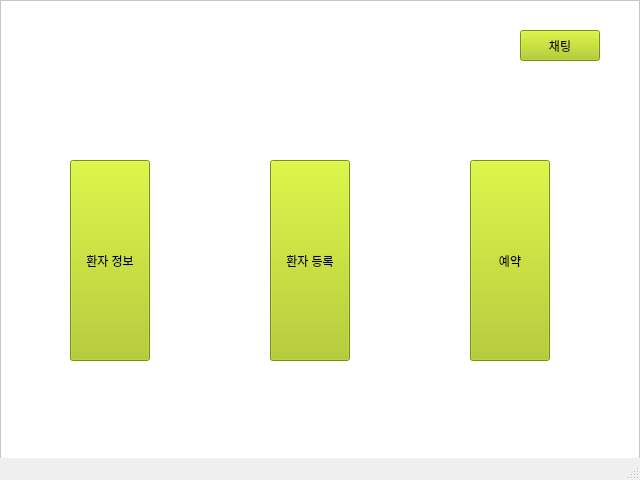
This is Dentix/mainwindow.ui in sueun-jo/2ndmini_dentix as Qt 5 draws it before an edit. The edited form follows.
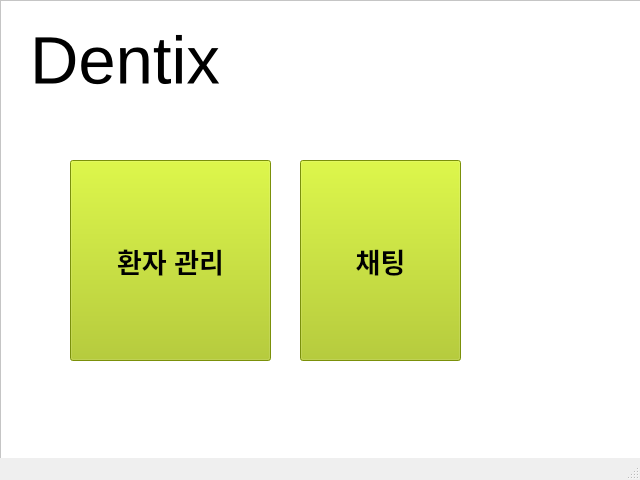
This is the edited form.

Commit message: 환자관리, 채팅페이지 구현

```diff
--- a/Dentix/mainwindow.ui
+++ b/Dentix/mainwindow.ui
@@ -22,10 +22,15 @@
      <rect>
       <x>0</x>
       <y>0</y>
-      <width>640</width>
+      <width>642</width>
       <height>480</height>
      </rect>
     </property>
+    <property name="font">
+     <font>
+      <pointsize>50</pointsize>
+     </font>
+    </property>
     <property name="styleSheet">
      <string notr="true">background: white</string>
     </property>
@@ -40,57 +45,37 @@
       <rect>
        <x>70</x>
        <y>160</y>
-       <width>80</width>
+       <width>201</width>
        <height>201</height>
       </rect>
      </property>
-     <property name="styleSheet">
-      <string notr="true">background: #acc90e</string>
+     <property name="font">
+      <font>
+       <pointsize>20</pointsize>
+       <bold>true</bold>
+      </font>
      </property>
-     <property name="text">
-      <string>환자 정보</string>
-     </property>
-    </widget>
-    <widget class="QPushButton" name="newPatient">
-     <property name="geometry">
-      <rect>
-       <x>270</x>
-       <y>160</y>
-       <width>80</width>
-       <height>201</height>
-      </rect>
-     </property>
      <property name="styleSheet">
       <string notr="true">background: #acc90e</string>
      </property>
      <property name="text">
-      <string>환자 등록</string>
+      <string>환자 관리</string>
      </property>
     </widget>
     <widget class="QPushButton" name="reservation">
      <property name="geometry">
       <rect>
-       <x>470</x>
+       <x>300</x>
        <y>160</y>
-       <width>80</width>
+       <width>161</width>
        <height>201</height>
       </rect>
      </property>
-     <property name="styleSheet">
-      <string notr="true">background: #acc90e</string>
-     </property>
-     <property name="text">
-      <string>예약</string>
-     </property>
-    </widget>
-    <widget class="QPushButton" name="chatting">
-     <property name="geometry">
-      <rect>
-       <x>520</x>
-       <y>30</y>
-       <width>80</width>
-       <height>31</height>
-      </rect>
+     <property name="font">
+      <font>
+       <pointsize>20</pointsize>
+       <bold>true</bold>
+      </font>
      </property>
      <property name="styleSheet">
       <string notr="true">background: #acc90e</string>
@@ -99,6 +84,24 @@
       <string>채팅</string>
      </property>
     </widget>
+    <widget class="QLabel" name="label">
+     <property name="geometry">
+      <rect>
+       <x>30</x>
+       <y>20</y>
+       <width>301</width>
+       <height>81</height>
+      </rect>
+     </property>
+     <property name="font">
+      <font>
+       <pointsize>50</pointsize>
+      </font>
+     </property>
+     <property name="text">
+      <string>Dentix</string>
+     </property>
+    </widget>
    </widget>
   </widget>
   <widget class="QMenuBar" name="menubar">
```
Left out of the diff: 2 changed lines with no effect on the pictures. The commit also changes 29 other files.
